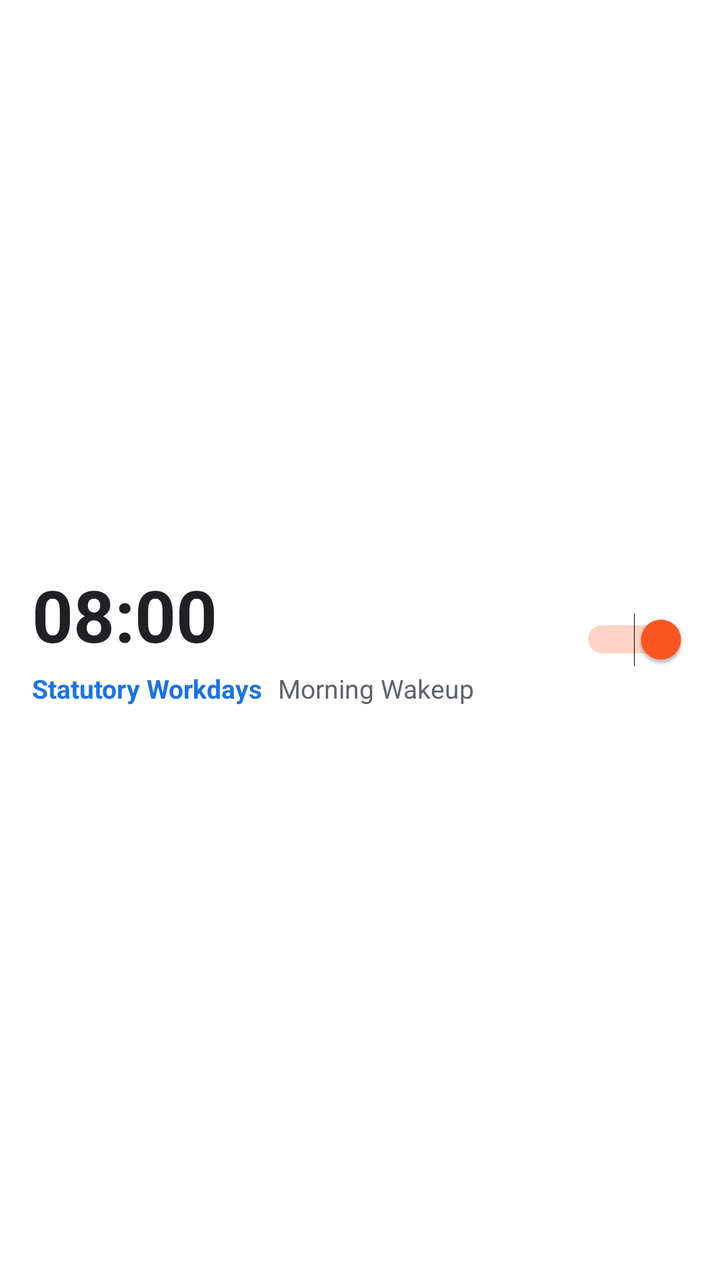
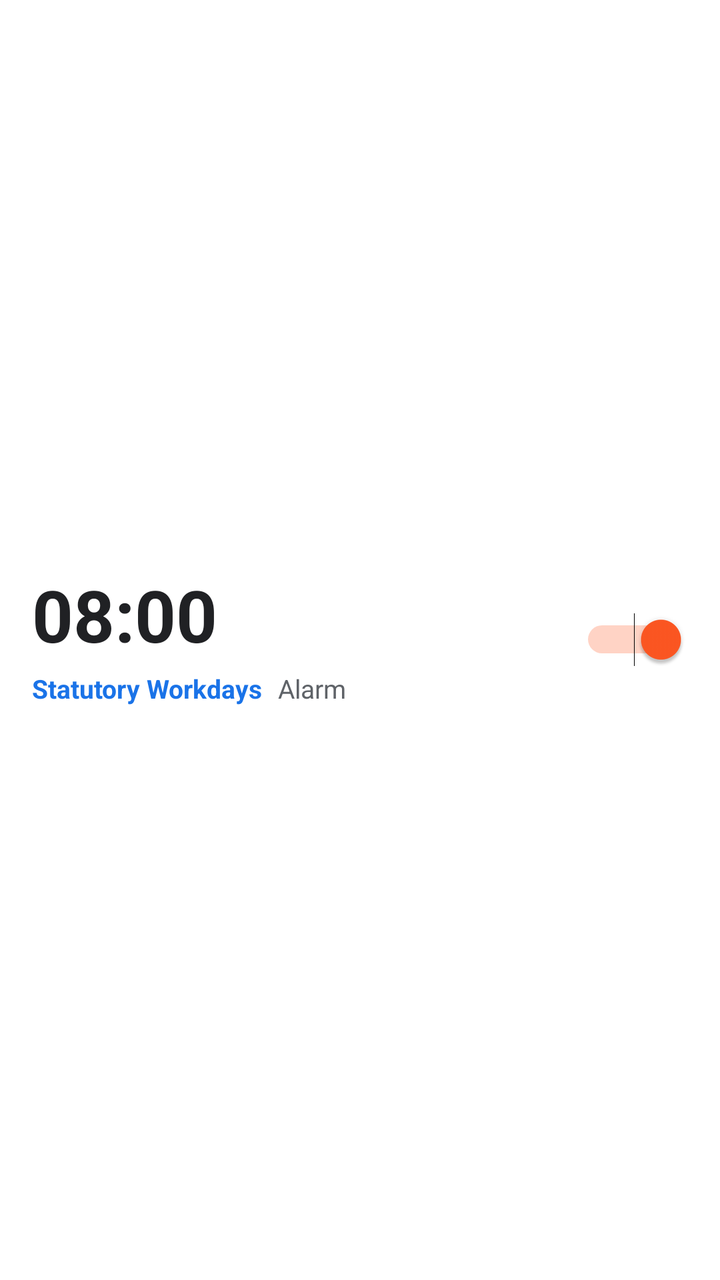

An Android layout rendered at two revisions. The XML below is the earlier revision; the diff shows what the commit changed to produce the second picture.
<!-- AndroidManifest.xml: application theme Theme.AlarmApp -->
<!-- res/layout/item_alarm_card.xml -->
<?xml version="1.0" encoding="utf-8"?>
<LinearLayout xmlns:android="http://schemas.android.com/apk/res/android"
    android:id="@+id/card_alarm_root"
    android:layout_width="match_parent"
    android:layout_height="wrap_content"
    android:orientation="horizontal"
    android:background="@android:color/white"
    android:padding="16dp"
    android:layout_marginBottom="8dp"
    android:gravity="center_vertical">

    
    <LinearLayout
        android:layout_width="0dp"
        android:layout_height="wrap_content"
        android:layout_weight="1"
        android:orientation="vertical">

        
        <TextView
            android:id="@+id/tv_alarm_time"
            android:layout_width="wrap_content"
            android:layout_height="wrap_content"
            android:text="08:00"
            android:textSize="36sp"
            android:textStyle="bold"
            android:textColor="@color/text_primary" />

        
        <LinearLayout
            android:layout_width="wrap_content"
            android:layout_height="wrap_content"
            android:orientation="horizontal"
            android:gravity="center_vertical"
            android:layout_marginTop="4dp">

            <TextView
                android:id="@+id/tv_alarm_repeat"
                android:layout_width="wrap_content"
                android:layout_height="wrap_content"
                android:text="Statutory Workdays"
                android:textSize="13sp"
                android:textColor="@color/primary"
                android:textStyle="bold" />

            <TextView
                android:id="@+id/tv_alarm_label"
                android:layout_width="wrap_content"
                android:layout_height="wrap_content"
                android:layout_marginStart="8dp"
                android:text="Morning Wakeup"
                android:textSize="13sp"
                android:textColor="@color/text_secondary" />
        </LinearLayout>

        
        <LinearLayout
            android:layout_width="wrap_content"
            android:layout_height="wrap_content"
            android:orientation="horizontal"
            android:gravity="center_vertical"
            android:layout_marginTop="4dp">

            <TextView
                android:id="@+id/tv_alarm_vacation"
                android:layout_width="wrap_content"
                android:layout_height="wrap_content"
                android:text="Vacation Mode"
                android:textSize="12sp"
                android:textColor="#E65100"
                android:textStyle="bold"
                android:visibility="gone"
                android:clickable="true"
                android:focusable="true"
                android:background="?android:attr/selectableItemBackground"
                android:paddingStart="4dp"
                android:paddingEnd="4dp"
                android:paddingTop="2dp"
                android:paddingBottom="2dp"
                android:layout_marginEnd="6dp" />

            <TextView
                android:id="@+id/tv_alarm_nap_badge"
                android:layout_width="wrap_content"
                android:layout_height="wrap_content"
                android:text="Quick Nap"
                android:textSize="12sp"
                android:textColor="#2E7D32"
                android:textStyle="bold"
                android:visibility="gone" />
        </LinearLayout>
    </LinearLayout>

    
    <Switch
        android:id="@+id/sw_alarm_enabled"
        android:layout_width="wrap_content"
        android:layout_height="wrap_content"
        android:checked="true" />

</LinearLayout>
<!-- resources referenced by this layout -->
<resources>
  <color name="primary">#1A73E8</color>
  <color name="text_primary">#202124</color>
  <color name="text_secondary">#5F6368</color>
  <style name="Theme.AlarmApp" parent="android:Theme.Material.Light.NoActionBar">
          <item name="android:colorPrimary">@color/primary</item>
          <item name="android:colorPrimaryDark">@color/primary_dark</item>
          <item name="android:colorAccent">@color/accent</item>
          <item name="android:windowBackground">@color/background</item>
      </style>
  <color name="primary_dark">#0D47A1</color>
  <color name="accent">#FF5722</color>
  <color name="background">#F8F9FA</color>
</resources>

<!-- the commit's change to res/layout/item_alarm_card.xml (unified diff, before → after) -->
@@ -38,7 +38,7 @@
                 android:id="@+id/tv_alarm_repeat"
                 android:layout_width="wrap_content"
                 android:layout_height="wrap_content"
-                android:text="Statutory Workdays"
+                android:text="@string/statutory_workdays"
                 android:textSize="13sp"
                 android:textColor="@color/primary"
                 android:textStyle="bold" />
@@ -48,7 +48,7 @@
                 android:layout_width="wrap_content"
                 android:layout_height="wrap_content"
                 android:layout_marginStart="8dp"
-                android:text="Morning Wakeup"
+                android:text="@string/default_alarm_label"
                 android:textSize="13sp"
                 android:textColor="@color/text_secondary" />
         </LinearLayout>
@@ -65,7 +65,7 @@
                 android:id="@+id/tv_alarm_vacation"
                 android:layout_width="wrap_content"
                 android:layout_height="wrap_content"
-                android:text="Vacation Mode"
+                android:text="@string/vacation_mode"
                 android:textSize="12sp"
                 android:textColor="#E65100"
                 android:textStyle="bold"
@@ -83,7 +83,7 @@
                 android:id="@+id/tv_alarm_nap_badge"
                 android:layout_width="wrap_content"
                 android:layout_height="wrap_content"
-                android:text="Quick Nap"
+                android:text="@string/quick_nap"
                 android:textSize="12sp"
                 android:textColor="#2E7D32"
                 android:textStyle="bold"
<!-- resource entries referenced after the edit -->
@@ -3,6 +3,10 @@
   <color name="primary">#1A73E8</color>
   <color name="text_primary">#202124</color>
   <color name="text_secondary">#5F6368</color>
+  <string name="default_alarm_label">Alarm</string>
+  <string name="quick_nap">Quick Nap</string>
+  <string name="statutory_workdays">Statutory Workdays</string>
+  <string name="vacation_mode">Vacation Mode (Skip Multiple Days)</string>
   <style name="Theme.AlarmApp" parent="android:Theme.Material.Light.NoActionBar">
           <item name="android:colorPrimary">@color/primary</item>
           <item name="android:colorPrimaryDark">@color/primary_dark</item>
